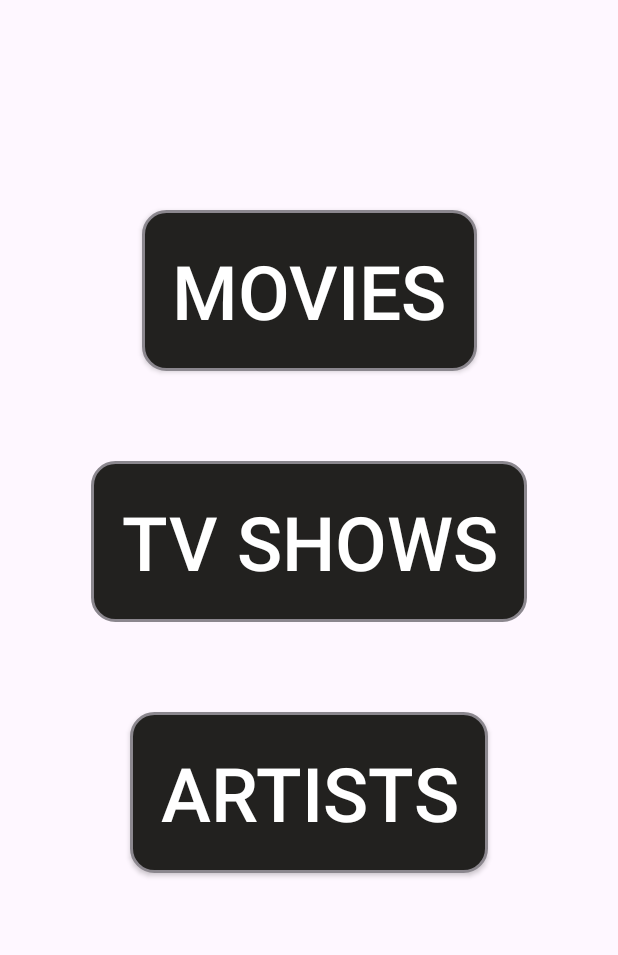
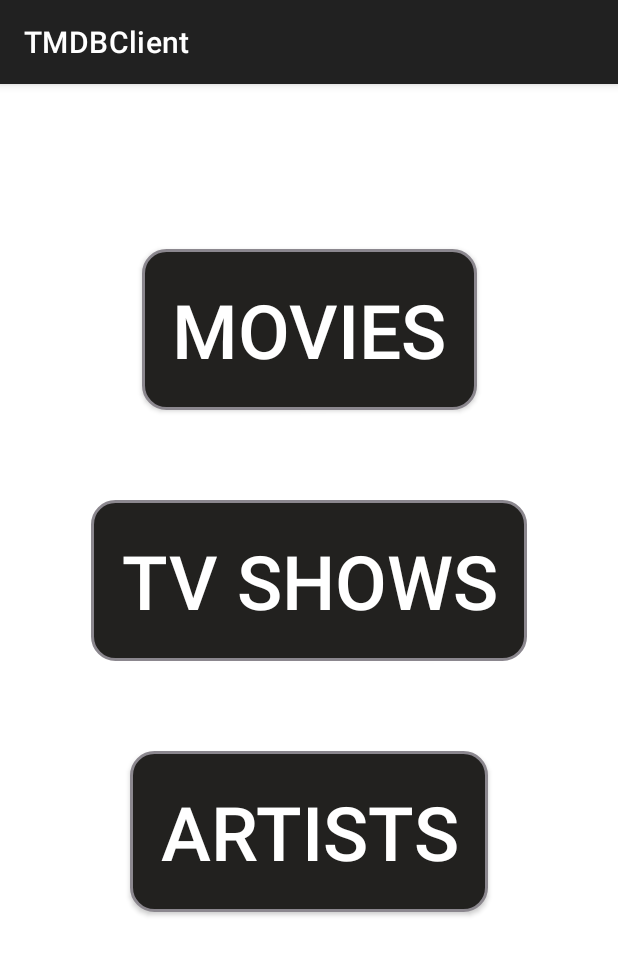
Before and after one commit to Felipeecp/TMDBClient, an Android app built with Jetpack Compose: the screen it shows after launch (HomeActivity), on a phone screen of 412 x 824 dp. Shown: the top 955 px of the screen. Run offline under Robolectric (Android 15) with nearby library versions, the phone set to English and light mode, and no system bars; our stand-ins replace Dagger/Hilt's generated code, data binding.

```diff
--- a/app/src/main/java/com/luiz/tmdbclient/presentation/artist/ArtistAdapter.kt
+++ b/app/src/main/java/com/luiz/tmdbclient/presentation/artist/ArtistAdapter.kt
@@ -41,7 +41,7 @@ class ArtistAdapter:RecyclerView.Adapter<ArtistViewHolder>() {
 class ArtistViewHolder(private val binding: ListItemBinding):RecyclerView.ViewHolder(binding.root){
     fun bind(artist: Artist){
         binding.tvTitle.text = artist.name
-        binding.tvDescription.text = artist.popularity.toString()
+        binding.tvDescription.text = "Popularity: " + artist.popularity.toString()
         val posterURL = "https://image.tmdb.org/t/p/w500"+artist.profilePath
         Glide.with(binding.imgContent.context)
             .load(posterURL)
--- a/app/src/main/res/layout/activity_home.xml
+++ b/app/src/main/res/layout/activity_home.xml
@@ -12,7 +12,7 @@
             android:layout_width="wrap_content"
             android:layout_height="0dp"
             android:gravity="center"
-            android:layout_marginTop="140dp"
+            android:layout_marginTop="110dp"
             android:padding="20dp"
             android:text="Movies"
             android:textColor="@color/white"
--- a/app/src/main/res/layout/list_item.xml
+++ b/app/src/main/res/layout/list_item.xml
@@ -18,7 +18,7 @@
             android:layout_marginEnd="9dp"
             android:clickable="true"
             android:focusable="true"
-            app:cardBackgroundColor="@android:color/darker_gray"
+            app:cardBackgroundColor="#202020"
             app:cardCornerRadius="10dp"
             app:cardElevation="10dp"
             app:layout_constraintBottom_toBottomOf="parent"
--- a/app/src/main/res/menu/update.xml
+++ b/app/src/main/res/menu/update.xml
@@ -8,5 +8,4 @@
         android:icon="@drawable/baseline_update_24"
         app:showAsAction="always"
         android:title="Update" />
-
 </menu>
--- a/app/src/main/res/values-night/themes.xml
+++ b/app/src/main/res/values-night/themes.xml
@@ -1,7 +1,7 @@
 <resources xmlns:tools="http://schemas.android.com/tools">
     <!-- Base application theme. -->
-    <style name="Base.Theme.TMDBClient" parent="Theme.Material3.DayNight.NoActionBar">
+    <style name="Base.Theme.TMDBClient" parent="Theme.Material3.DayNight">
         <!-- Customize your dark theme here. -->
-        <!-- <item name="colorPrimary">@color/my_dark_primary</item> -->
+         <item name="colorPrimary">@color/black</item>
     </style>
 </resources>
--- a/app/src/main/res/values/themes.xml
+++ b/app/src/main/res/values/themes.xml
@@ -1,8 +1,7 @@
 <resources xmlns:tools="http://schemas.android.com/tools">
     <!-- Base application theme. -->
-    <style name="Base.Theme.TMDBClient" parent="Theme.Material3.DayNight.NoActionBar">
+    <style name="Base.Theme.TMDBClient" parent="Theme.MaterialComponents.DayNight.DarkActionBar">
         <!-- Customize your light theme here. -->
-        <item name="colorPrimary">@color/black</item>
     </style>
 
     <style name="Theme.TMDBClient" parent="Base.Theme.TMDBClient" />
```
Also changed, not shown: app/src/main/java/com/luiz/tmdbclient/presentation/artist/ArtistActivity.kt (+36 -2 lines), app/src/main/java/com/luiz/tmdbclient/presentation/tv/TvShowActivity.kt (+36 -0 lines), 2 other files.
